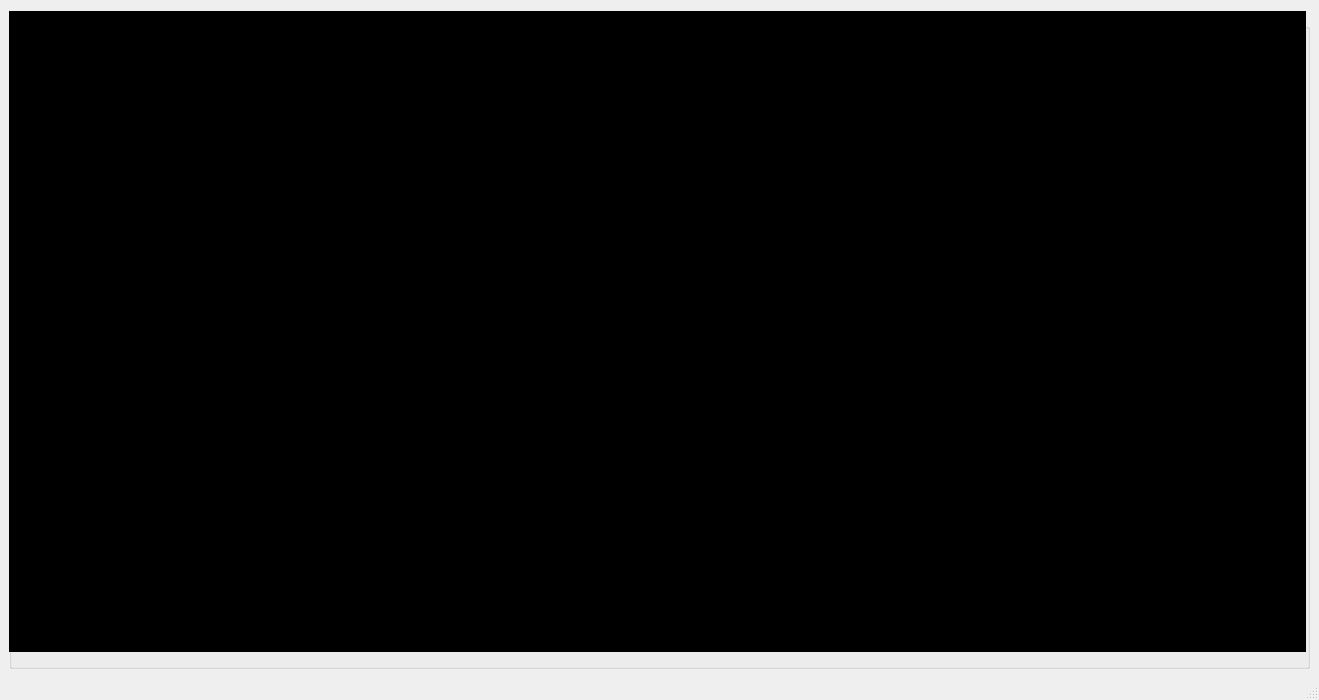
Old version of the form mainwindow.ui in the repository PPrzemko/PG2-DungeonCrawler.
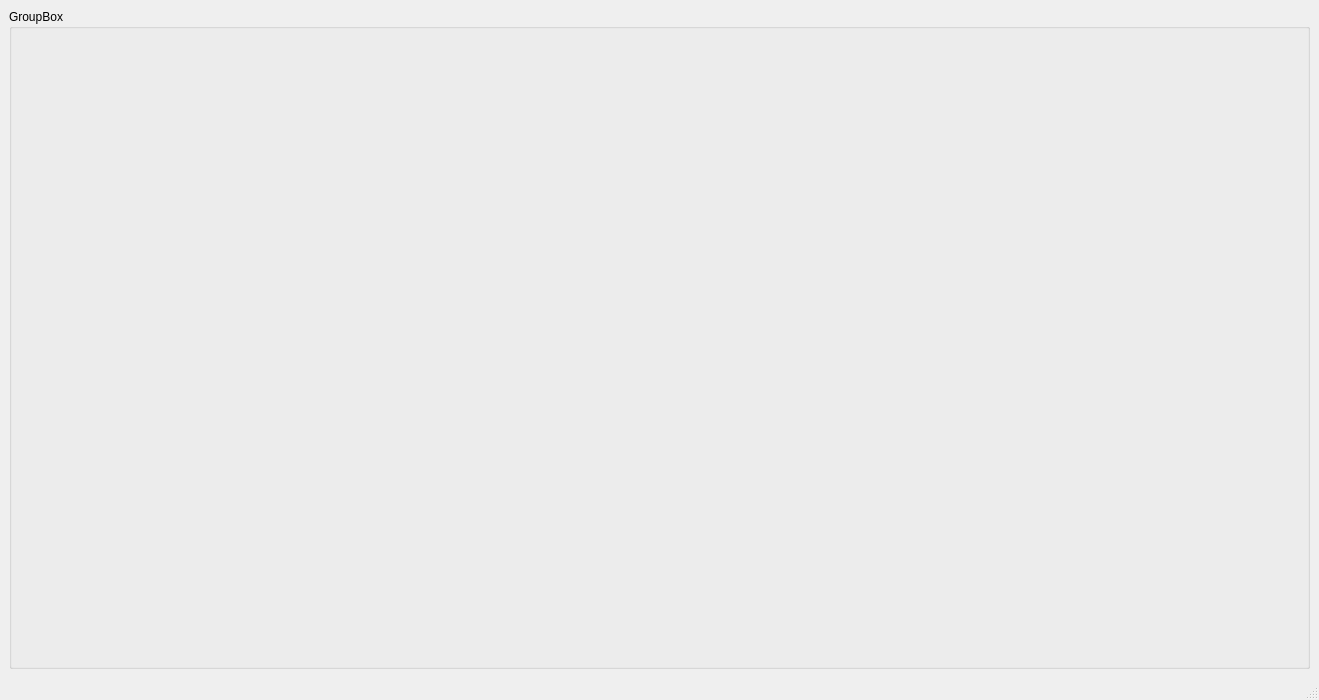
New version of the form.

Commit message: refactor and fix background color

What changed in the file:
```diff
--- a/mainwindow.ui
+++ b/mainwindow.ui
@@ -55,7 +55,7 @@
         <bool>false</bool>
        </property>
        <property name="styleSheet">
-        <string notr="true">background-color : black</string>
+        <string notr="true"/>
        </property>
        <property name="text">
         <string/>
```
Left out of the diff: 2 changed lines with no effect on the pictures. The commit also changes 2 other files.
